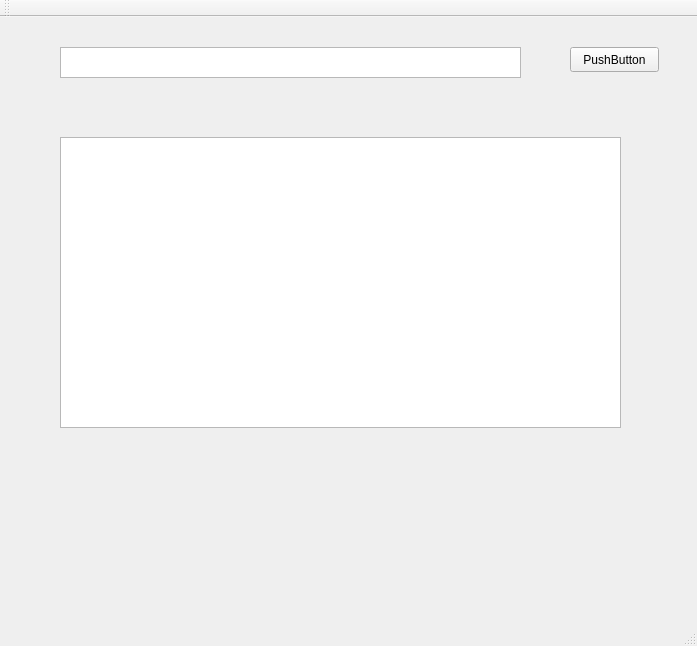
Old version of the form open-ssl/my-crypto/mainwindow.ui in the repository areshta/cpp-edu.
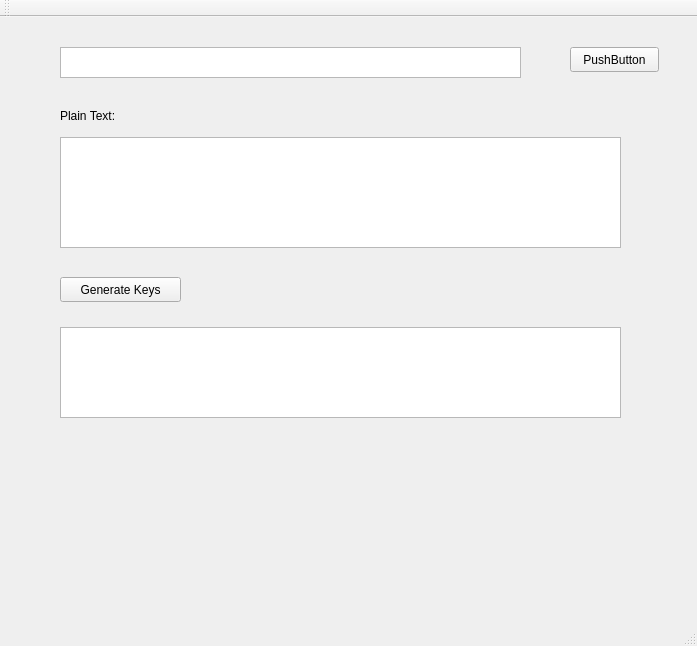
New version of the form.

Patch:
```diff
--- a/open-ssl/my-crypto/mainwindow.ui
+++ b/open-ssl/my-crypto/mainwindow.ui
@@ -51,7 +51,43 @@
       <x>60</x>
       <y>120</y>
       <width>561</width>
-      <height>291</height>
+      <height>111</height>
+     </rect>
+    </property>
+   </widget>
+   <widget class="QLabel" name="label">
+    <property name="geometry">
+     <rect>
+      <x>60</x>
+      <y>90</y>
+      <width>67</width>
+      <height>17</height>
+     </rect>
+    </property>
+    <property name="text">
+     <string>Plain Text:</string>
+    </property>
+   </widget>
+   <widget class="QPushButton" name="genKeysButton">
+    <property name="geometry">
+     <rect>
+      <x>60</x>
+      <y>260</y>
+      <width>121</width>
+      <height>25</height>
+     </rect>
+    </property>
+    <property name="text">
+     <string>Generate Keys</string>
+    </property>
+   </widget>
+   <widget class="QTextBrowser" name="publickKeyBrowser">
+    <property name="geometry">
+     <rect>
+      <x>60</x>
+      <y>310</y>
+      <width>561</width>
+      <height>91</height>
      </rect>
     </property>
    </widget>
```
